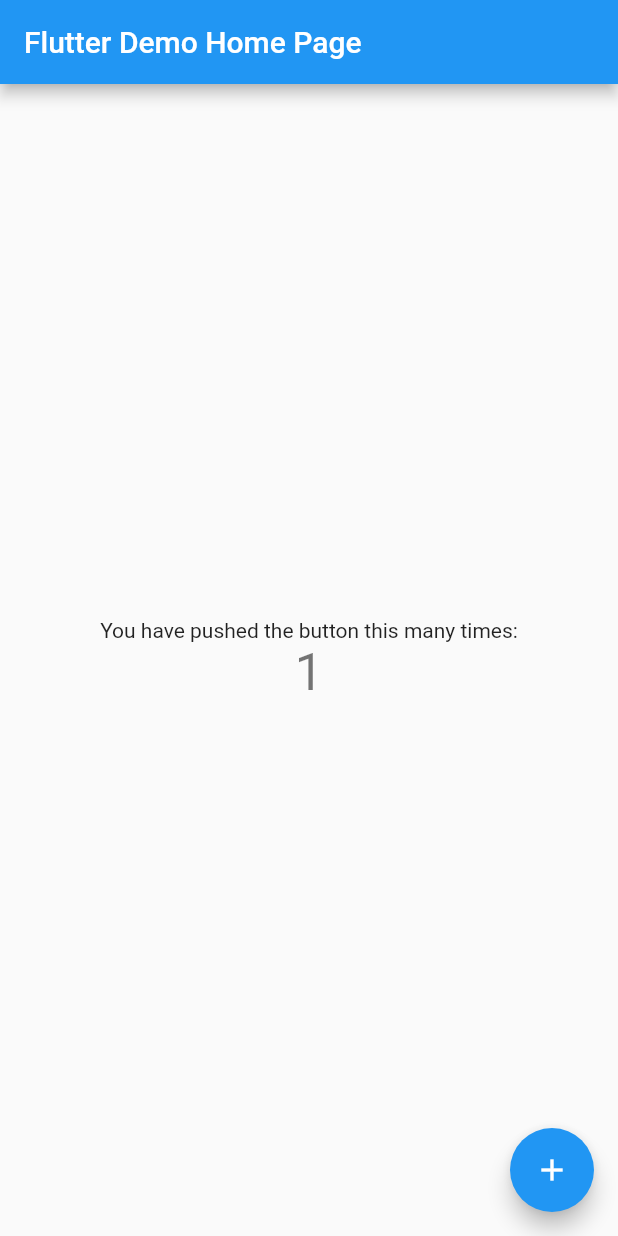
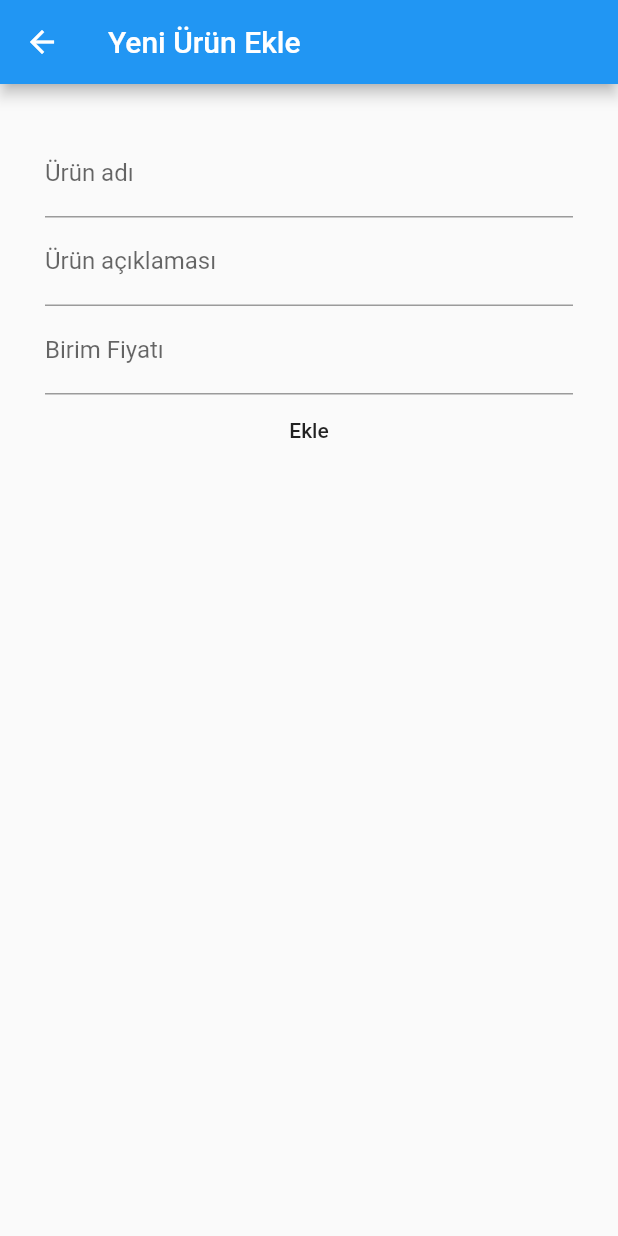
Before and after one commit to ramisyk/flutter-train-sqlite, a Flutter app: the screen it shows after launch, after a tap on the "add" icon, on a phone screen of 412 x 824 dp. Run offline on Flutter 3.47's test engine with Material 2 defaults, Android fonts, the phone set to English and light mode, and no system bars; our stand-ins replace sqflite; accounts and stored records are empty.

Commit message:
product add screen is done

```diff
--- a/lib/main.dart
+++ b/lib/main.dart
@@ -1,117 +1,16 @@
 import 'package:flutter/material.dart';
+import 'package:sqflite_demo/screens/product_list.dart';
 
 void main() {
   runApp(MyApp());
 }
 
 class MyApp extends StatelessWidget {
-  // This widget is the root of your application.
   @override
   Widget build(BuildContext context) {
+    // TODO: implement build
     return MaterialApp(
-      title: 'Flutter Demo',
-      theme: ThemeData(
-        // This is the theme of your application.
-        //
-        // Try running your application with "flutter run". You'll see the
-        // application has a blue toolbar. Then, without quitting the app, try
-        // changing the primarySwatch below to Colors.green and then invoke
-        // "hot reload" (press "r" in the console where you ran "flutter run",
-        // or simply save your changes to "hot reload" in a Flutter IDE).
-        // Notice that the counter didn't reset back to zero; the application
-        // is not restarted.
-        primarySwatch: Colors.blue,
-        // This makes the visual density adapt to the platform that you run
-        // the app on. For desktop platforms, the controls will be smaller and
-        // closer together (more dense) than on mobile platforms.
-        visualDensity: VisualDensity.adaptivePlatformDensity,
-      ),
-      home: MyHomePage(title: 'Flutter Demo Home Page'),
+      home: ProductList(),
     );
   }
 }
-
-class MyHomePage extends StatefulWidget {
-  MyHomePage({Key key, this.title}) : super(key: key);
-
-  // This widget is the home page of your application. It is stateful, meaning
-  // that it has a State object (defined below) that contains fields that affect
-  // how it looks.
-
-  // This class is the configuration for the state. It holds the values (in this
-  // case the title) provided by the parent (in this case the App widget) and
-  // used by the build method of the State. Fields in a Widget subclass are
-  // always marked "final".
-
-  final String title;
-
-  @override
-  _MyHomePageState createState() => _MyHomePageState();
-}
-
-class _MyHomePageState extends State<MyHomePage> {
-  int _counter = 0;
-
-  void _incrementCounter() {
-    setState(() {
-      // This call to setState tells the Flutter framework that something has
-      // changed in this State, which causes it to rerun the build method below
-      // so that the display can reflect the updated values. If we changed
-      // _counter without calling setState(), then the build method would not be
-      // called again, and so nothing would appear to happen.
-      _counter++;
-    });
-  }
-
-  @override
-  Widget build(BuildContext context) {
-    // This method is rerun every time setState is called, for instance as done
-    // by the _incrementCounter method above.
-    //
-    // The Flutter framework has been optimized to make rerunning build methods
-    // fast, so that you can just rebuild anything that needs updating rather
-    // than having to individually change instances of widgets.
-    return Scaffold(
-      appBar: AppBar(
-        // Here we take the value from the MyHomePage object that was created by
-        // the App.build method, and use it to set our appbar title.
-        title: Text(widget.title),
-      ),
-      body: Center(
-        // Center is a layout widget. It takes a single child and positions it
-        // in the middle of the parent.
-        child: Column(
-          // Column is also a layout widget. It takes a list of children and
-          // arranges them vertically. By default, it sizes itself to fit its
-          // children horizontally, and tries to be as tall as its parent.
-          //
-          // Invoke "debug painting" (press "p" in the console, choose the
-          // "Toggle Debug Paint" action from the Flutter Inspector in Android
-          // Studio, or the "Toggle Debug Paint" command in Visual Studio Code)
-          // to see the wireframe for each widget.
-          //
-          // Column has various properties to control how it sizes itself and
-          // how it positions its children. Here we use mainAxisAlignment to
-          // center the children vertically; the main axis here is the vertical
-          // axis because Columns are vertical (the cross axis would be
-          // horizontal).
-          mainAxisAlignment: MainAxisAlignment.center,
-          children: <Widget>[
-            Text(
-              'You have pushed the button this many times:',
-            ),
-            Text(
-              '$_counter',
-              style: Theme.of(context).textTheme.headline4,
-            ),
-          ],
-        ),
-      ),
-      floatingActionButton: FloatingActionButton(
-        onPressed: _incrementCounter,
-        tooltip: 'Increment',
-        child: Icon(Icons.add),
-      ), // This trailing comma makes auto-formatting nicer for build methods.
-    );
-  }
-}
--- a/lib/models/Product.dart
+++ b/lib/models/product.dart
@@ -8,7 +8,7 @@ class Product{
   Product.withId({this.id, this.name, this.description, this.unitPrice});
 
   Map<String,dynamic> toMap() {
-    var map = new Map<String, dynamic>();
+    var map = Map<String,dynamic>();
     map["name"] = name;
     map["description"] = description;
     map["unitPrice"] = unitPrice;
@@ -16,12 +16,15 @@ class Product{
     if(id != null){
       map["id"] = id;
     }
+
+    return map;
   }
 
   Product.fromObject(dynamic o) {
-    this.id = int.tryParse(o["id"]);
+    //this.id = int.tryParse(o["id"]);
+    this.id = o["id"];
     this.name = o["name"];
     this.description = o["description"];
-    this.unitPrice = double.tryParse(o["unitPrice"]);
+    this.unitPrice = double.tryParse(o["unitPrice"].toString());
   }
 }
--- /dev/null
+++ b/lib/screens/product_add.dart
@@ -0,0 +1,71 @@
+import 'package:flutter/material.dart';
+import 'package:sqflite_demo/data/dbHelper.dart';
+import 'package:sqflite_demo/models/product.dart';
+
+class ProductAdd extends StatefulWidget{
+  @override
+  State<StatefulWidget> createState() {
+    return _ProductAddState();
+  }
+
+}
+
+class _ProductAddState extends State {
+  var dbHelper = DbHelper();
+  var txtName = TextEditingController();
+  var txtDescription = TextEditingController();
+  var txtUnitPrice = TextEditingController();
+  @override
+  Widget build(BuildContext context) {
+    return Scaffold(
+      appBar: AppBar(
+        title: Text("Yeni Ürün Ekle"),
+      ),
+      body: Padding(
+        padding: EdgeInsets.all(30.0),
+        child: Column(
+          children: [
+            buildNameField(),
+            buildDescriptionField(),
+            buildUnitPriceField(),
+            buildSaveButton(),
+          ],
+        ),
+      ),
+    );
+  }
+
+  buildNameField() {
+    return TextField(
+      decoration: InputDecoration(labelText: "Ürün adı"),
+      controller: txtName,
+    );
+  }
+
+  buildDescriptionField() {
+    return TextField(
+      decoration: InputDecoration(labelText: "Ürün açıklaması"),
+      controller: txtDescription,
+    );
+  }
+
+  buildUnitPriceField() {
+    return TextField(
+      decoration: InputDecoration(labelText: "Birim Fiyatı"),
+      controller: txtUnitPrice,
+    );
+  }
+
+  buildSaveButton() {
+    return FlatButton(
+      child: Text("Ekle"),
+      onPressed: (){addProduct();},
+    );
+  }
+
+  void addProduct() async{
+    await dbHelper.insert(Product (name: txtName.text, description: txtDescription.text, unitPrice: double.tryParse(txtUnitPrice.text)));
+    Navigator.pop(context, true);
+  }
+
+}
--- /dev/null
+++ b/lib/screens/product_list.dart
@@ -0,0 +1,72 @@
+import 'package:flutter/material.dart';
+import 'package:sqflite_demo/data/dbHelper.dart';
+import 'package:sqflite_demo/models/product.dart';
+import 'package:sqflite_demo/screens/product_add.dart';
+
+class ProductList extends StatefulWidget{
+  @override
+  State<StatefulWidget> createState() {
+    return _ProductListState();
+  }
+
+}
+
+class _ProductListState extends State {
+  var dbHelper = DbHelper();
+  List<Product> products;
+  int productCount = 0;
+
+  @override
+  void initState() {
+    getProducts();
+  }
+
+  @override
+  Widget build(BuildContext context) {
+    return Scaffold(
+      appBar: AppBar(
+        title: Text("Ürün Listesi"),
+      ),
+      body: buildProductList(),
+      floatingActionButton: FloatingActionButton(
+        onPressed: (){goToProductAdd();},
+        child: Icon(Icons.add),
+        tooltip: "Yeni ürün ekle",
+      ),
+    );
+  }
+
+  ListView buildProductList() {
+    return ListView.builder(
+        itemCount: productCount,
+        itemBuilder: (BuildContext context, int position){
+          return Card(
+            color: Colors.cyan,
+            elevation: 2.0,
+            child: ListTile(
+              leading: CircleAvatar(backgroundColor: Colors.black12, child: Text("P"),),
+              title: Text(this.products[position].name),
+              subtitle: Text(this.products[position].description),
+              onTap: (){},
+            ),
+          );
+        });
+  }
+
+  void goToProductAdd() async{
+    bool result = await Navigator.push(context, MaterialPageRoute(builder: (context)=>ProductAdd()));
+    if(result != null){
+      if(result){
+        getProducts();
+      }
+    }
+  }
+
+  void getProducts() async{
+    var productsFuture = dbHelper.getProducts();
+    productsFuture.then((data){
+      this.products = data;
+      productCount = data.length;
+    });
+  }
+}
```
Also changed, not shown: lib/data/dbHelper.dart (+6 -1 lines).
